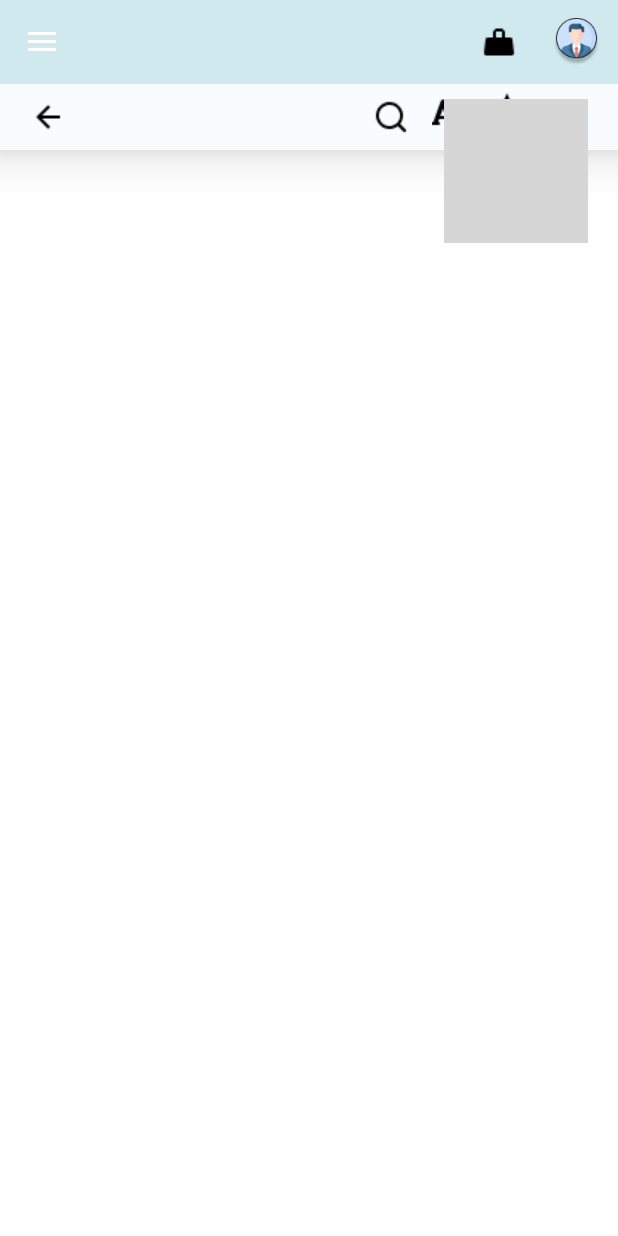
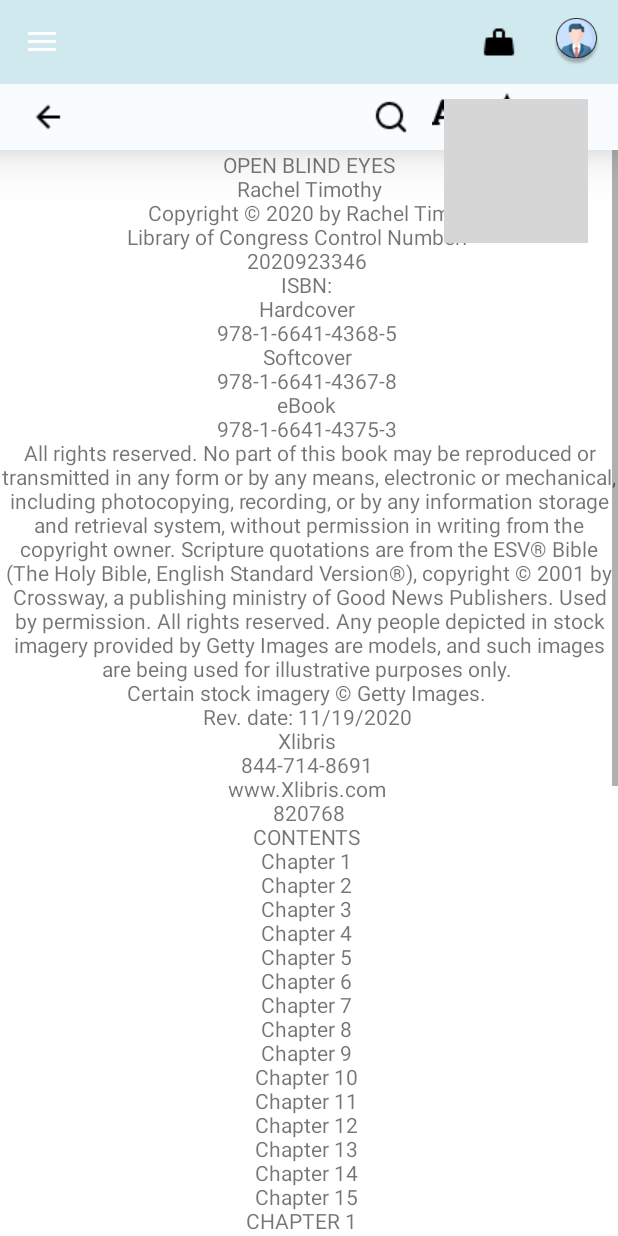
Before and after one commit to kietmanhhuyson/iBookShop, an Android app: the fragment ReadFragment placed in its activity, on a phone screen of 412 x 824 dp. Run offline under Robolectric (Android 15) with nearby library versions, the light colour scheme and no system bars; Roboto replaces fonts that are not available here; grey boxes are pictures that could not be loaded.

Commit message:
"Commit lần 3"

```diff
--- a/app/src/main/res/layout/fragment_read.xml
+++ b/app/src/main/res/layout/fragment_read.xml
@@ -61,4 +61,70 @@
         android:layout_marginTop="10dp"
         android:layout_alignParentRight="true"
         android:layout_marginRight="20dp"/>
+    <ScrollView
+        android:layout_width="match_parent"
+        android:layout_height="match_parent"
+        android:layout_below="@+id/rectangle_10">
+        <LinearLayout
+            android:layout_width="match_parent"
+            android:layout_height="wrap_content"
+            android:orientation="vertical">
+
+            <TextView
+                android:layout_width="match_parent"
+                android:layout_height="wrap_content"
+                android:scrollbars="vertical"
+                android:text="OPEN BLIND EYES\nRachel Timothy\n
+        Copyright © 2020 by Rachel Timothy.
+   \nLibrary of Congress Control Number:
+    \n2020923346
+\nISBN:
+\nHardcover
+\n978-1-6641-4368-5
+\nSoftcover
+\n978-1-6641-4367-8
+\neBook
+\n978-1-6641-4375-3
+\nAll rights reserved. No part of this book may be reproduced or transmitted
+in any form or by any means, electronic or mechanical, including photocopying,
+recording, or by any information storage and retrieval system,
+without permission in writing from the copyright owner.
+Scripture quotations are from the ESV® Bible (The Holy Bible, English
+Standard Version®), copyright © 2001 by Crossway, a publishing ministry of
+Good News Publishers. Used by permission. All rights reserved.
+Any people depicted in stock imagery provided by Getty Images are models,
+and such images are being used for illustrative purposes only.
+\nCertain stock imagery © Getty Images.
+\nRev. date: 11/19/2020
+\nXlibris
+\n844-714-8691
+\nwww.Xlibris.com
+\n820768\nCONTENTS
+\nChapter 1
+\nChapter 2
+\nChapter 3
+\nChapter 4
+\nChapter 5
+\nChapter 6
+\nChapter 7
+\nChapter 8
+\nChapter 9
+\nChapter 10
+\nChapter 11
+\nChapter 12
+\nChapter 13
+\nChapter 14
+\nChapter 15
+\nCHAPTER 1
+  \n A story like this is not an easy one to write. Putting words to the events of my life has been something I’ve struggled with for years, but there is healing in the process (or so I’ve been told). So I write this for both you and me. I write this for you, to inform you of this other world that so many know nothing about. But also for me, to cleanse my soul of the dirt and garbage that lingers from my past.
+  My story isn’t all bad. In fact, some memories bring me so much joy that my heart literally bursts, and I can’t help but smile as I think back.
+  Growing up, I was a perfect balance of tough but soft. Face me with a challenge, and I would meet that challenge and more. I had to be tough if I wanted to hang with my two older brothers. However, there was also a soft side to me. I had a huge heart for people. It didn’t matter how they looked or smelled, or what they
+wore, or what they did, I tried to be kind to everyone. I never wanted anyone to hurt, and I wanted to make sure that they knew they were loved. Loved by me, but more importantly, by God.
+   I had a knack for seeing the good in every person I met. My heart was kind and thoughtful of how others might be feeling. It would be a constant battle in my mind. I could be sitting on my mom’s lap watching TV at night, and I would begin to wonder if my dad needs me to cuddle with him for a while, just so he knows I love him too. So most nights at home, I would go back and forth from one parent to the next, thinking I was making them both feel loved and happy. It was how my young mind worked. It also was one of the first signs that I was a people pleaser and was always thinking about how I could make others happy.
+  And we know that for those who love God all things work together for good, for those who are called according to His purpose.
+—Romans 8:28
+  Every aspect of my life—the good, the bad, the ugly—has been tied together to form who I am. It shows the “why” of God choosing to make me. To take a piece away would completely disassemble my being. Who I am. The core that provides"
+                android:textAlignment="center" />
+        </LinearLayout>
+    </ScrollView>
 </RelativeLayout>
```
